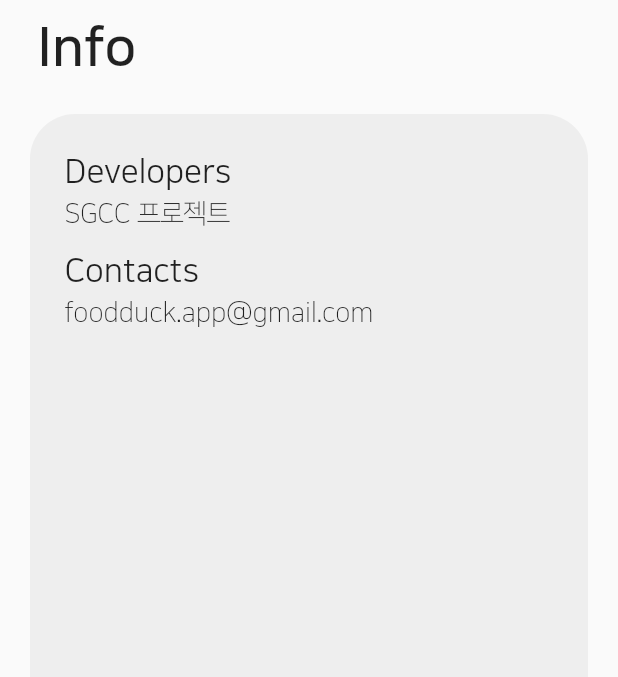
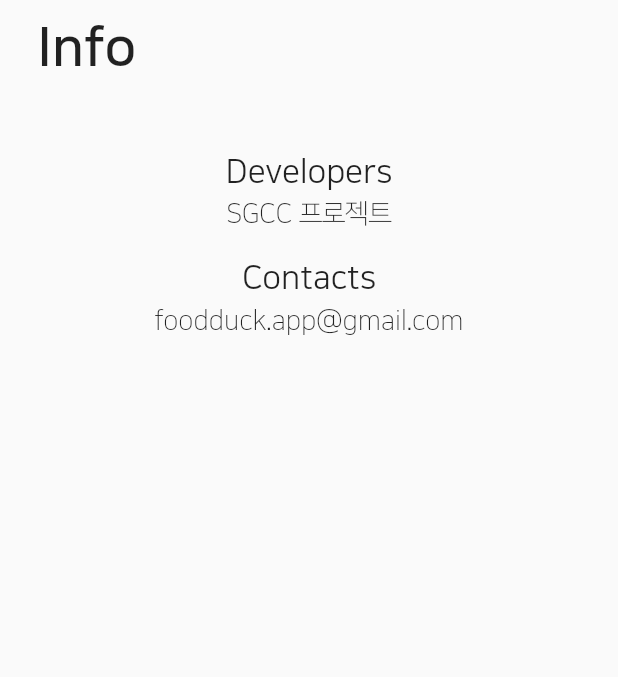
Before and after one commit to eclipse25/Food.duck-Web-Project, a Flutter app: the Info screen opened directly, on a phone screen of 412 x 824 dp, the part 90-767 px from its top. Run offline on Flutter 3.47's test engine with Material 2 defaults, Android fonts, the phone set to English and light mode, and no system bars; our stand-ins replace firebase_core, firebase_storage, fluttertoast, internet_connection_checker_plus; missing offline and left inert: cache_manager, korea_regexp; accounts and stored records are empty; network calls fail.

Commit message:
Info, 랜덤추천 웹에 맞게 수정
배경 투명화
Info 가운데 정렬

```diff
--- a/foodduck_web/lib/info.dart
+++ b/foodduck_web/lib/info.dart
@@ -12,19 +12,20 @@ class Info extends StatelessWidget {
       padding: const EdgeInsets.fromLTRB(22, 25, 22, 15),
       child: const Column(
         mainAxisAlignment: MainAxisAlignment.start,
+        crossAxisAlignment: CrossAxisAlignment.center,
         children: [
-          SubText("Developers", "SGCC 프로젝트"),
-          SizedBox(height: 15),
-          SubText("Contacts", "foodduck.app@gmail.com"),
+          SubText2("Developers", "SGCC 프로젝트"),
+          SizedBox(height: 20),
+          SubText2("Contacts", "foodduck.app@gmail.com"),
         ],
       ),
     );
 
     Widget mainSection = Container(
       margin: const EdgeInsets.symmetric(vertical: 12, horizontal: 20),
-      height: MediaQuery.of(context).size.height - 200,
+      height: MediaQuery.of(context).size.height * 0.72,
       decoration: BoxDecoration(
-        color: Colors.grey[200],
+        color: Colors.transparent,
         borderRadius: BorderRadius.circular(30),
         border: Border.all(color: Colors.transparent),
       ),
--- a/foodduck_web/lib/rand_condition.dart
+++ b/foodduck_web/lib/rand_condition.dart
@@ -58,14 +58,12 @@ class _DropdownChoiceState extends State<DropdownChoice> {
   }
 }
 
-
 class RandCondition extends StatefulWidget {
-  RandCondition({super.key});
+  const RandCondition({super.key});
 
   @override
   State<RandCondition> createState() => _RandConditionState();
 }
-
 
 class _RandConditionState extends State<RandCondition> {
   final GlobalKey<ScaffoldState> scaffoldKey = GlobalKey<ScaffoldState>();
@@ -83,7 +81,6 @@ class _RandConditionState extends State<RandCondition> {
 
   @override
   Widget build(BuildContext context) {
-
     Widget LocationSlider = SizedBox(
       width: 330,
       child: Column(
@@ -135,7 +132,6 @@ class _RandConditionState extends State<RandCondition> {
       ),
     );
 
-
     Widget textSection1 = Container(
       padding: const EdgeInsets.fromLTRB(22, 25, 22, 15),
       child: Column(
@@ -186,9 +182,6 @@ class _RandConditionState extends State<RandCondition> {
       ),
     );
 
-
-
-
     Widget textSection2 = Container(
       padding: const EdgeInsets.fromLTRB(22, 10, 22, 15),
       child: Column(
@@ -201,7 +194,6 @@ class _RandConditionState extends State<RandCondition> {
         ],
       ),
     );
-
 
     Widget randombutton = Column(
       mainAxisSize: MainAxisSize.min,
@@ -225,8 +217,7 @@ class _RandConditionState extends State<RandCondition> {
             var rand = Random().nextInt(listfood.length);
             Navigator.push(
               context,
-              MaterialPageRoute(
-                  builder: (context) => resultlist(rand)),
+              MaterialPageRoute(builder: (context) => resultlist(rand)),
             );
           },
           child: const Text("고르는 것도 귀찮아"),
@@ -256,16 +247,16 @@ class _RandConditionState extends State<RandCondition> {
             List<int> tmp = Iterable<int>.generate(listfood.length).toList();
 
             tmp.removeWhere((item) => !category[dropdownValue].contains(item));
-          tmp.removeWhere((item) => !trav_time[initialSliderValue].contains(item));
+            tmp.removeWhere(
+                (item) => !trav_time[initialSliderValue].contains(item));
             print(tmp);
-          if(tmp.length > 0) {
+            if (tmp.isNotEmpty) {
               var rand = Random().nextInt(tmp.length);
               Navigator.push(
                 context,
-              MaterialPageRoute(
-                  builder: (context) => resultlist(tmp[rand])),
+                MaterialPageRoute(builder: (context) => resultlist(tmp[rand])),
               );
-          }else{
+            } else {
               Fluttertoast.showToast(
                   msg: "검색결과가 없습니다",
                   toastLength: Toast.LENGTH_SHORT,
@@ -273,8 +264,7 @@ class _RandConditionState extends State<RandCondition> {
                   timeInSecForIosWeb: 1,
                   backgroundColor: Colors.red,
                   textColor: Colors.white,
-                fontSize: 16.0
-            );
+                  fontSize: 16.0);
             }
           },
           child: const Text("선택 완료"),
@@ -284,14 +274,14 @@ class _RandConditionState extends State<RandCondition> {
 
     Widget mainSection = Container(
       margin: const EdgeInsets.symmetric(vertical: 12, horizontal: 20),
-      height: MediaQuery.of(context).size.height - 200,
+      height: MediaQuery.of(context).size.height * 0.72,
       decoration: BoxDecoration(
-        color: Colors.grey[200],
+        color: Colors.transparent,
         borderRadius: BorderRadius.circular(30),
         border: Border.all(color: Colors.transparent),
       ),
       child: FittedBox(
-        child : Column(
+          child: Column(
         children: [
           const SizedBox(height: 30),
           randombutton,
@@ -300,11 +290,8 @@ class _RandConditionState extends State<RandCondition> {
           resultbutton,
           const SizedBox(height: 30)
         ],
-        )
-      ),
+      )),
     );
-
-
 
     return Scaffold(
       key: scaffoldKey,
--- a/foodduck_web/lib/widget.dart
+++ b/foodduck_web/lib/widget.dart
@@ -42,10 +42,6 @@ String getDetails(time) {
   return result;
 }
 
-
-
-
-
 class SubText extends StatelessWidget {
   final String title;
   final String details;
@@ -82,6 +78,43 @@ class SubText extends StatelessWidget {
     );
   }
 }
+
+class SubText2 extends StatelessWidget {
+  final String title;
+  final String details;
+  const SubText2(this.title, this.details, {super.key});
+
+  @override
+  Widget build(BuildContext context) {
+    return SizedBox(
+      child: Column(
+        crossAxisAlignment: CrossAxisAlignment.center,
+        children: [
+          Text(
+            title,
+            textAlign: TextAlign.center,
+            style: const TextStyle(
+              fontSize: 22,
+              fontFamily: "NanumSquare_ac",
+              fontWeight: FontWeight.w400,
+            ),
+          ),
+          const SizedBox(height: 7),
+          Text(
+            details,
+            textAlign: TextAlign.center,
+            style: const TextStyle(
+              fontSize: 18,
+              fontFamily: "NanumSquare_ac",
+              fontWeight: FontWeight.w200,
+            ),
+          ),
+        ],
+      ),
+    );
+  }
+}
+
 class iconSection extends StatelessWidget {
   const iconSection({super.key});
 
@@ -97,7 +130,7 @@ class iconSection extends StatelessWidget {
             width: 55.0,
             fit: BoxFit.cover,
           ),
-          Icon(Icons.menu, color: Colors.black, size: 45.0),
+          const Icon(Icons.menu, color: Colors.black, size: 45.0),
         ],
       ),
     );
@@ -106,7 +139,7 @@ class iconSection extends StatelessWidget {
 
 class titleSection extends StatelessWidget {
   final String title;
-  const titleSection(this.title);
+  const titleSection(this.title, {super.key});
 
   @override
   Widget build(BuildContext context) {
@@ -117,11 +150,10 @@ class titleSection extends StatelessWidget {
         children: [
           Text(
             title,
-            style: TextStyle(
+            style: const TextStyle(
                 fontSize: 36,
                 fontFamily: "NanumSquare_ac",
-                fontWeight: FontWeight.w600
-            ),
+                fontWeight: FontWeight.w600),
           ),
         ],
       ),
```
Lines whose indentation alone changed are shown as unchanged.
